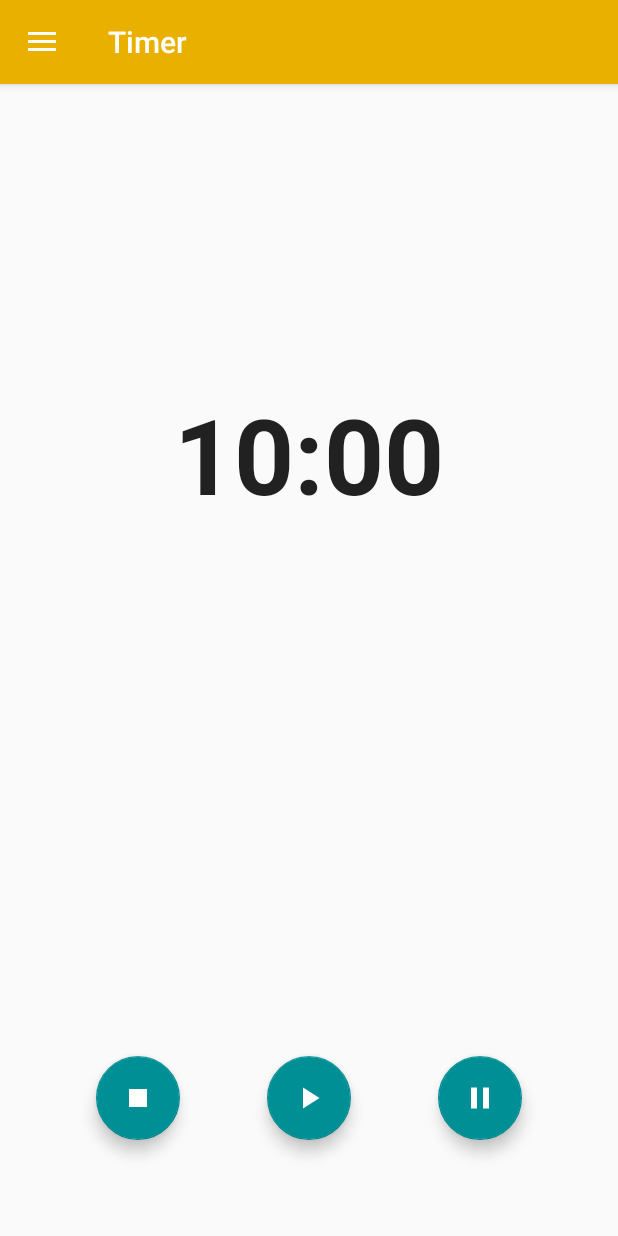
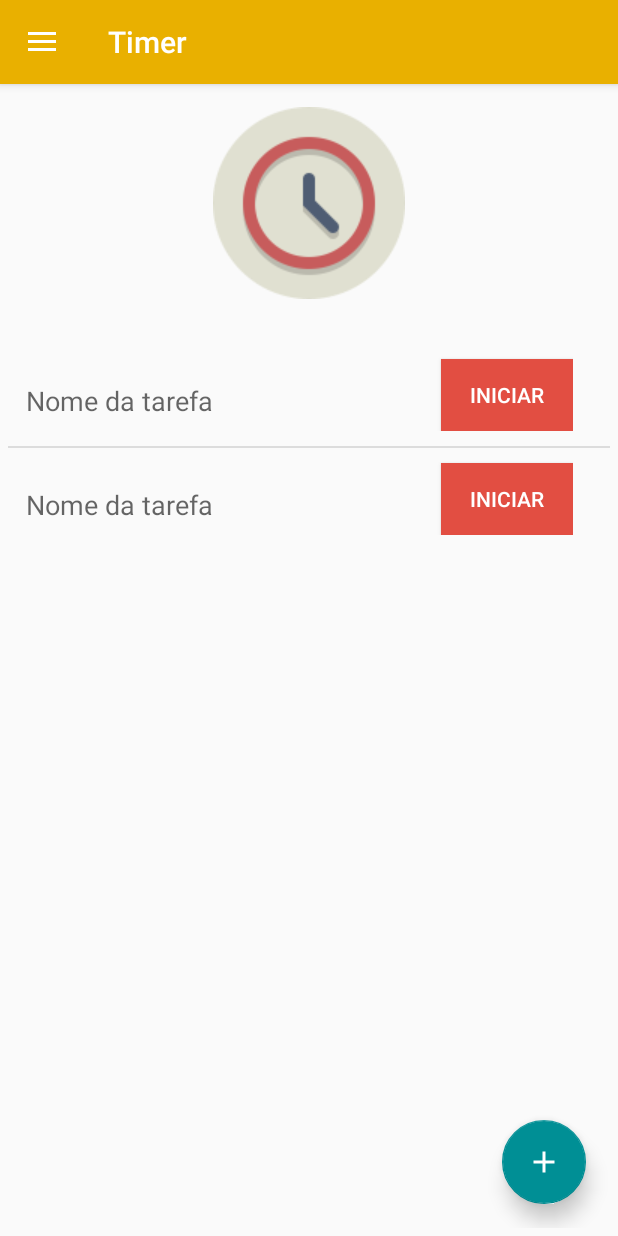
Before and after one commit to anderson-matheus/samsung-challenge, an Android app: the HomeNavigationActivity screen opened directly, with no data from a screen before it, in the side drawer, after a tap on "Timer", on a phone screen of 412 x 824 dp. Run offline under Robolectric (Android 15) with nearby library versions, the phone set to English and light mode, and no system bars; 1 statement that could not run was skipped.

Commit message:
Criação de view para cadastro de tarefa e ajuste na view de listagem de tarefas

```diff
--- /dev/null
+++ b/app/src/main/java/android/curso/samsungchallenge/fragment/TaskFragment.java
@@ -0,0 +1,43 @@
+package android.curso.samsungchallenge.fragment;
+
+import android.curso.samsungchallenge.R;
+import android.os.Bundle;
+import android.support.design.widget.FloatingActionButton;
+import android.support.v4.app.Fragment;
+import android.support.v4.app.FragmentManager;
+import android.view.LayoutInflater;
+import android.view.View;
+import android.view.ViewGroup;
+
+
+public class TaskFragment extends Fragment {
+
+    View view;
+    FloatingActionButton btnNewTask;
+
+    public TaskFragment() {
+
+    }
+
+    @Override
+    public void onCreate(Bundle savedInstanceState) {
+        super.onCreate(savedInstanceState);
+    }
+
+    @Override
+    public View onCreateView(LayoutInflater inflater, ViewGroup container,
+                             Bundle savedInstanceState) {
+        view = inflater.inflate(R.layout.fragment_task, container, false);
+        btnNewTask = (FloatingActionButton) view.findViewById(R.id.buttonNewTask);
+        btnNewTask.setOnClickListener(new View.OnClickListener() {
+            @Override
+            public void onClick(View v) {
+                NewTaskFragment newTaskFragment = new NewTaskFragment();
+                FragmentManager manager = getFragmentManager();
+                manager.beginTransaction()
+                        .replace(R.id.content_fragment, newTaskFragment, newTaskFragment.getTag()).commit();
+            }
+        });
+        return view;
+    }
+}
--- a/app/src/main/java/android/curso/samsungchallenge/view/HomeNavigationActivity.java
+++ b/app/src/main/java/android/curso/samsungchallenge/view/HomeNavigationActivity.java
@@ -5,15 +5,12 @@ import android.curso.samsungchallenge.fragment.BaseFragment;
 import android.curso.samsungchallenge.fragment.CardFragment;
 import android.curso.samsungchallenge.fragment.ChatFragment;
 import android.curso.samsungchallenge.fragment.MonitoringFragment;
-import android.curso.samsungchallenge.fragment.TimerFragment;
+import android.curso.samsungchallenge.fragment.TaskFragment;
 import android.os.Bundle;
-import android.support.design.widget.FloatingActionButton;
-import android.support.design.widget.Snackbar;
+import android.support.design.widget.NavigationView;
 import android.support.v4.app.Fragment;
 import android.support.v4.app.FragmentManager;
 import android.support.v4.app.FragmentTransaction;
-import android.view.View;
-import android.support.design.widget.NavigationView;
 import android.support.v4.view.GravityCompat;
 import android.support.v4.widget.DrawerLayout;
 import android.support.v7.app.ActionBarDrawerToggle;
@@ -103,7 +100,7 @@ public class HomeNavigationActivity extends AppCompatActivity
                 break;
             case R.id.nav_timer:
                 setTitle("Timer");
-                fragmentManager.beginTransaction().replace(R.id.content_fragment, new TimerFragment()).commit();
+                fragmentManager.beginTransaction().replace(R.id.content_fragment, new TaskFragment()).commit();
                 break;
             case R.id.nav_chat:
                 setTitle("Chatbot");
--- /dev/null
+++ b/app/src/main/res/layout/fragment_task.xml
@@ -0,0 +1,94 @@
+<?xml version="1.0" encoding="utf-8"?>
+<LinearLayout xmlns:android="http://schemas.android.com/apk/res/android"
+    android:layout_width="match_parent"
+    android:layout_height="match_parent"
+    xmlns:tools="http://schemas.android.com/tools"
+    xmlns:app="http://schemas.android.com/apk/res-auto"
+    android:orientation="vertical"
+    android:padding="5dp"
+    tools:context=".fragment.TaskFragment">
+
+    <ImageView
+        android:layout_width="match_parent"
+        android:layout_height="wrap_content"
+        android:src="@drawable/icon_timer"
+        android:layout_marginBottom="10dp"
+        android:padding="10dp"
+        />
+
+    <LinearLayout
+        android:layout_width="wrap_content"
+        android:layout_height="wrap_content"
+        android:orientation="horizontal"
+        android:layout_marginBottom="10dp"
+        android:layout_marginTop="10dp">
+
+        <TextView
+            android:id="@+id/nameApp"
+            android:layout_width="wrap_content"
+            android:layout_height="wrap_content"
+            android:layout_marginStart="10dp"
+            android:layout_marginTop="15dp"
+            android:padding="2dp"
+            android:text="Nome da tarefa"
+            android:textAppearance="?android:attr/textAppearanceMedium" />
+
+        <Button
+            android:layout_marginStart="150dp"
+            android:layout_width="wrap_content"
+            android:layout_height="wrap_content"
+            android:text="iniciar"
+            android:layout_marginTop="10dp"
+            android:background="@color/colorPapaya"
+            android:textColor="@color/colorWhite"
+            />
+
+    </LinearLayout>
+    <View style="@style/Divider"/>
+    <LinearLayout
+        android:layout_width="wrap_content"
+        android:layout_height="wrap_content"
+        android:orientation="horizontal">
+
+        <TextView
+            android:id="@+id/nameApp2"
+            android:layout_width="wrap_content"
+            android:layout_height="wrap_content"
+            android:layout_marginStart="10dp"
+            android:layout_marginTop="15dp"
+            android:padding="2dp"
+            android:text="Nome da tarefa"
+            android:textAppearance="?android:attr/textAppearanceMedium" />
+
+        <Button
+            android:layout_marginStart="150dp"
+            android:layout_width="wrap_content"
+            android:layout_height="wrap_content"
+            android:text="iniciar"
+            android:layout_marginTop="10dp"
+            android:background="@color/colorPapaya"
+            android:textColor="@color/colorWhite"
+            />
+
+    </LinearLayout>
+
+    <RelativeLayout
+        android:layout_width="match_parent"
+        android:layout_height="match_parent"
+        tools:context=".fragment.BaseFragment">
+
+        <android.support.design.widget.FloatingActionButton
+            android:id="@+id/buttonNewTask"
+            android:layout_gravity="end"
+            android:layout_width="wrap_content"
+            android:layout_height="wrap_content"
+            android:layout_alignParentBottom="true"
+            android:layout_alignParentEnd="true"
+            android:layout_alignParentRight="true"
+            android:layout_margin="16dp"
+            android:src="@drawable/ic_add"
+            app:elevation="8dp"
+            app:fabSize="normal" />
+    </RelativeLayout>
+
+</LinearLayout>
--- a/app/src/main/res/values/styles.xml
+++ b/app/src/main/res/values/styles.xml
@@ -17,4 +17,10 @@
 
     <style name="AppTheme.PopupOverlay" parent="ThemeOverlay.AppCompat.Light" />
 
+    <style name="Divider">
+        <item name="android:layout_width">match_parent</item>
+        <item name="android:layout_height">1dp</item>
+        <item name="android:background">?android:attr/listDivider</item>
+    </style>
+
 </resources>
```
Also changed, not shown: app/src/main/java/android/curso/samsungchallenge/fragment/NewTaskFragment.java (added, +30 -0 lines), app/src/main/res/layout/fragment_new_task.xml (added, +61 -0 lines), app/src/main/res/drawable/icon_timer.png (added).
